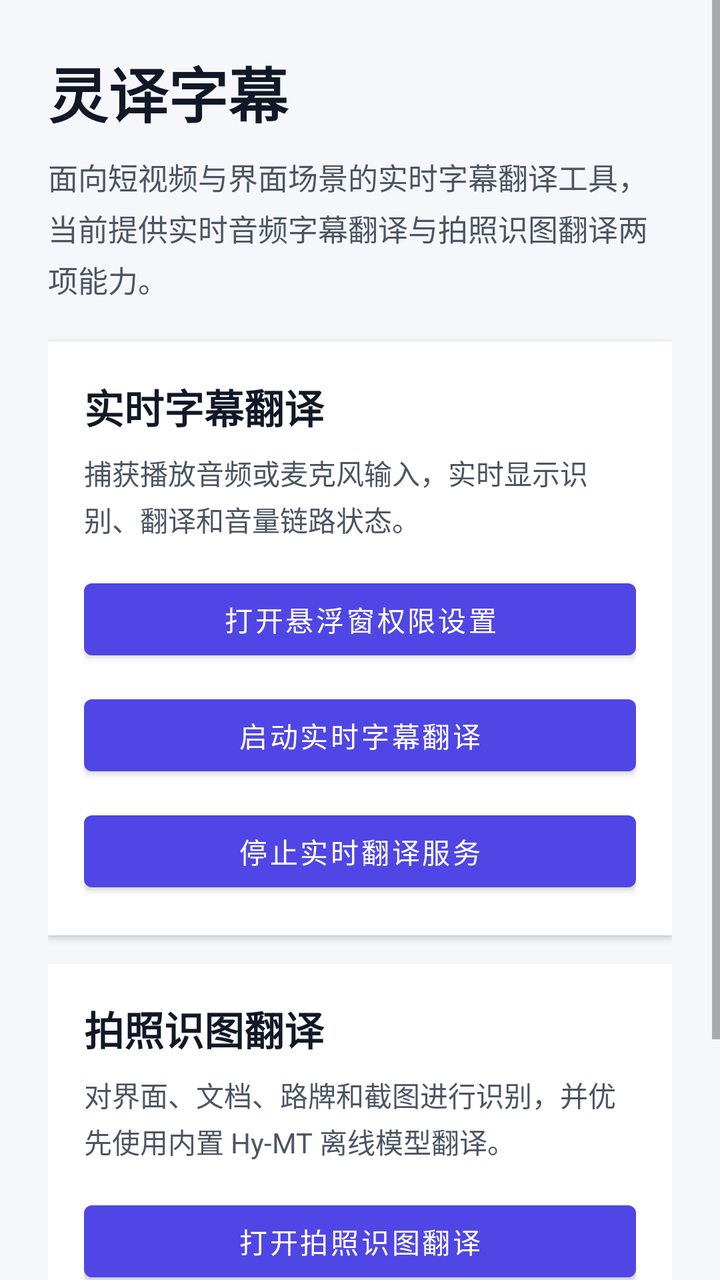
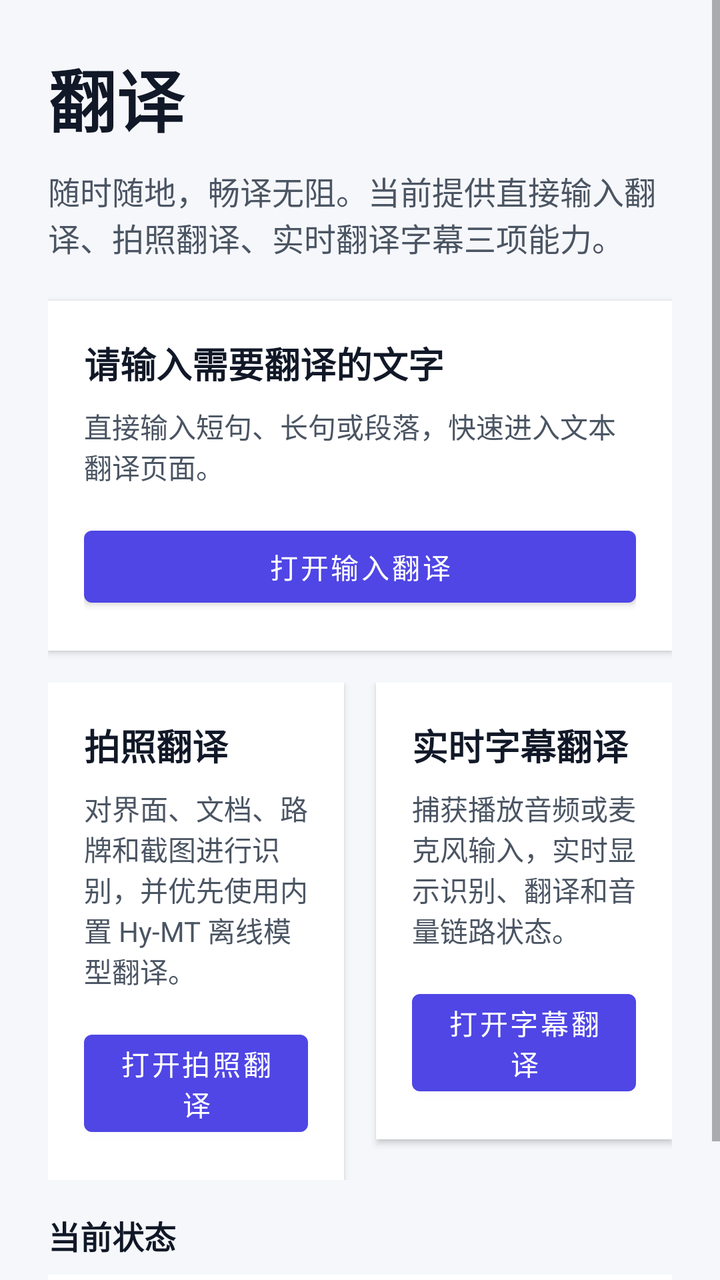

Before-and-after screenshots of an Android layout around one commit, followed by the original layout XML and the change that was made.
<!-- AndroidManifest.xml: application theme Theme.Fanyiapp -->
<!-- res/layout/activity_main.xml -->
<?xml version="1.0" encoding="utf-8"?>
<ScrollView xmlns:android="http://schemas.android.com/apk/res/android"
    android:layout_width="match_parent"
    android:layout_height="match_parent"
    android:background="@color/surface_background"
    android:fillViewport="true">

    <LinearLayout
        android:layout_width="match_parent"
        android:layout_height="wrap_content"
        android:orientation="vertical"
        android:padding="24dp">

        <TextView
            android:id="@+id/titleText"
            android:layout_width="match_parent"
            android:layout_height="wrap_content"
            android:text="@string/main_title"
            android:textColor="@color/text_primary"
            android:textSize="30sp"
            android:textStyle="bold" />

        <TextView
            android:layout_width="match_parent"
            android:layout_height="wrap_content"
            android:layout_marginTop="10dp"
            android:layout_marginBottom="20dp"
            android:lineSpacingExtra="4dp"
            android:text="@string/main_subtitle"
            android:textColor="@color/text_secondary"
            android:textSize="15sp" />

        <LinearLayout
            android:layout_width="match_parent"
            android:layout_height="wrap_content"
            android:layout_marginBottom="14dp"
            android:background="@android:color/white"
            android:elevation="2dp"
            android:orientation="vertical"
            android:padding="18dp">

            <TextView
                android:layout_width="match_parent"
                android:layout_height="wrap_content"
                android:text="@string/main_feature_live_title"
                android:textColor="@color/text_primary"
                android:textSize="20sp"
                android:textStyle="bold" />

            <TextView
                android:layout_width="match_parent"
                android:layout_height="wrap_content"
                android:layout_marginTop="8dp"
                android:lineSpacingExtra="3dp"
                android:text="@string/main_feature_live_desc"
                android:textColor="@color/text_secondary"
                android:textSize="14sp" />

            <Button
                android:id="@+id/overlayButton"
                android:layout_width="match_parent"
                android:layout_height="wrap_content"
                android:layout_marginTop="16dp"
                android:text="@string/main_action_overlay"
                android:textAllCaps="false" />

            <Button
                android:id="@+id/startButton"
                android:layout_width="match_parent"
                android:layout_height="wrap_content"
                android:layout_marginTop="10dp"
                android:text="@string/main_action_start"
                android:textAllCaps="false" />

            <Button
                android:id="@+id/stopButton"
                android:layout_width="match_parent"
                android:layout_height="wrap_content"
                android:layout_marginTop="10dp"
                android:text="@string/main_action_stop"
                android:textAllCaps="false" />
        </LinearLayout>

        <LinearLayout
            android:layout_width="match_parent"
            android:layout_height="wrap_content"
            android:layout_marginBottom="14dp"
            android:background="@android:color/white"
            android:elevation="2dp"
            android:orientation="vertical"
            android:padding="18dp">

            <TextView
                android:layout_width="match_parent"
                android:layout_height="wrap_content"
                android:text="@string/main_feature_image_title"
                android:textColor="@color/text_primary"
                android:textSize="20sp"
                android:textStyle="bold" />

            <TextView
                android:layout_width="match_parent"
                android:layout_height="wrap_content"
                android:layout_marginTop="8dp"
                android:lineSpacingExtra="3dp"
                android:text="@string/main_feature_image_desc"
                android:textColor="@color/text_secondary"
                android:textSize="14sp" />

            <Button
                android:id="@+id/imageTranslateButton"
                android:layout_width="match_parent"
                android:layout_height="wrap_content"
                android:layout_marginTop="16dp"
                android:text="@string/main_action_image"
                android:textAllCaps="false" />
        </LinearLayout>

        <TextView
            android:layout_width="match_parent"
            android:layout_height="wrap_content"
            android:layout_marginBottom="8dp"
            android:text="@string/main_status_label"
            android:textColor="@color/text_primary"
            android:textSize="16sp"
            android:textStyle="bold" />

        <TextView
            android:id="@+id/statusText"
            android:layout_width="match_parent"
            android:layout_height="wrap_content"
            android:background="@android:color/white"
            android:lineSpacingExtra="3dp"
            android:padding="18dp"
            android:textColor="@color/text_secondary"
            android:textSize="15sp" />

    </LinearLayout>
</ScrollView>
<!-- resources referenced by this layout -->
<resources>
  <color name="surface_background">#F6F7FB</color>
  <color name="text_primary">#111827</color>
  <color name="text_secondary">#4B5563</color>
  <string name="main_action_image">打开拍照识图翻译</string>
  <string name="main_action_overlay">打开悬浮窗权限设置</string>
  <string name="main_action_start">启动实时字幕翻译</string>
  <string name="main_action_stop">停止实时翻译服务</string>
  <string name="main_feature_image_desc">对界面、文档、路牌和截图进行识别，并优先使用内置 Hy-MT 离线模型翻译。</string>
  <string name="main_feature_image_title">拍照识图翻译</string>
  <string name="main_feature_live_desc">捕获播放音频或麦克风输入，实时显示识别、翻译和音量链路状态。</string>
  <string name="main_feature_live_title">实时字幕翻译</string>
  <string name="main_status_label">当前状态</string>
  <string name="main_subtitle">面向短视频与界面场景的实时字幕翻译工具，当前提供实时音频字幕翻译与拍照识图翻译两项能力。</string>
  <string name="main_title">灵译字幕</string>
  <style name="Theme.Fanyiapp" parent="Theme.MaterialComponents.DayNight.NoActionBar">
          <item name="colorPrimary">@color/brand_primary</item>
          <item name="colorPrimaryVariant">@color/brand_primary_dark</item>
          <item name="colorOnPrimary">@android:color/white</item>
          <item name="colorSecondary">@color/brand_accent</item>
          <item name="colorOnSecondary">@android:color/white</item>
          <item name="colorSurface">@color/surface_card</item>
          <item name="android:windowBackground">@color/surface_background</item>
          <item name="android:statusBarColor" tools:targetApi="l">@color/brand_primary_dark</item>
          <item name="android:navigationBarColor">@color/surface_background</item>
          <item name="android:windowLightStatusBar" tools:targetApi="m">false</item>
      </style>
  <color name="brand_primary">#4F46E5</color>
  <color name="brand_primary_dark">#3730A3</color>
  <color name="brand_accent">#14B8A6</color>
  <color name="surface_card">#FFFFFFFF</color>
</resources>

<!-- the commit's change to res/layout/activity_main.xml (unified diff, before → after) -->
@@ -12,12 +12,11 @@
         android:padding="24dp">
 
         <TextView
-            android:id="@+id/titleText"
             android:layout_width="match_parent"
             android:layout_height="wrap_content"
             android:text="@string/main_title"
             android:textColor="@color/text_primary"
-            android:textSize="30sp"
+            android:textSize="34sp"
             android:textStyle="bold" />
 
         <TextView
@@ -25,15 +24,14 @@
             android:layout_height="wrap_content"
             android:layout_marginTop="10dp"
             android:layout_marginBottom="20dp"
-            android:lineSpacingExtra="4dp"
             android:text="@string/main_subtitle"
             android:textColor="@color/text_secondary"
-            android:textSize="15sp" />
+            android:textSize="16sp" />
 
         <LinearLayout
             android:layout_width="match_parent"
             android:layout_height="wrap_content"
-            android:layout_marginBottom="14dp"
+            android:layout_marginBottom="16dp"
             android:background="@android:color/white"
             android:elevation="2dp"
             android:orientation="vertical"
@@ -42,78 +40,104 @@
             <TextView
                 android:layout_width="match_parent"
                 android:layout_height="wrap_content"
-                android:text="@string/main_feature_live_title"
+                android:text="@string/main_input_card_title"
                 android:textColor="@color/text_primary"
-                android:textSize="20sp"
+                android:textSize="18sp"
                 android:textStyle="bold" />
 
             <TextView
                 android:layout_width="match_parent"
                 android:layout_height="wrap_content"
                 android:layout_marginTop="8dp"
-                android:lineSpacingExtra="3dp"
-                android:text="@string/main_feature_live_desc"
+                android:text="@string/main_input_card_desc"
                 android:textColor="@color/text_secondary"
                 android:textSize="14sp" />
 
             <Button
-                android:id="@+id/overlayButton"
+                android:id="@+id/textTranslateButton"
                 android:layout_width="match_parent"
                 android:layout_height="wrap_content"
                 android:layout_marginTop="16dp"
-                android:text="@string/main_action_overlay"
-                android:textAllCaps="false" />
-
-            <Button
-                android:id="@+id/startButton"
-                android:layout_width="match_parent"
-                android:layout_height="wrap_content"
-                android:layout_marginTop="10dp"
-                android:text="@string/main_action_start"
-                android:textAllCaps="false" />
-
-            <Button
-                android:id="@+id/stopButton"
-                android:layout_width="match_parent"
-                android:layout_height="wrap_content"
-                android:layout_marginTop="10dp"
-                android:text="@string/main_action_stop"
+                android:text="@string/main_action_text"
                 android:textAllCaps="false" />
         </LinearLayout>
 
         <LinearLayout
             android:layout_width="match_parent"
             android:layout_height="wrap_content"
-            android:layout_marginBottom="14dp"
-            android:background="@android:color/white"
-            android:elevation="2dp"
-            android:orientation="vertical"
-            android:padding="18dp">
+            android:layout_marginBottom="16dp"
+            android:orientation="horizontal"
+            android:weightSum="2">
 
-            <TextView
-                android:layout_width="match_parent"
+            <LinearLayout
+                android:layout_width="0dp"
                 android:layout_height="wrap_content"
-                android:text="@string/main_feature_image_title"
-                android:textColor="@color/text_primary"
-                android:textSize="20sp"
-                android:textStyle="bold" />
+                android:layout_weight="1"
+                android:layout_marginEnd="8dp"
+                android:background="@android:color/white"
+                android:elevation="2dp"
+                android:orientation="vertical"
+                android:padding="18dp">
 
-            <TextView
-                android:layout_width="match_parent"
+                <TextView
+                    android:layout_width="match_parent"
+                    android:layout_height="wrap_content"
+                    android:text="@string/main_feature_image_title"
+                    android:textColor="@color/text_primary"
+                    android:textSize="18sp"
+                    android:textStyle="bold" />
+
+                <TextView
+                    android:layout_width="match_parent"
+                    android:layout_height="wrap_content"
+                    android:layout_marginTop="8dp"
+                    android:text="@string/main_feature_image_desc"
+                    android:textColor="@color/text_secondary"
+                    android:textSize="14sp" />
+
+                <Button
+                    android:id="@+id/imageTranslateButton"
+                    android:layout_width="match_parent"
+                    android:layout_height="wrap_content"
+                    android:layout_marginTop="16dp"
+                    android:text="@string/main_action_image"
+                    android:textAllCaps="false" />
+            </LinearLayout>
+
+            <LinearLayout
+                android:layout_width="0dp"
                 android:layout_height="wrap_content"
-                android:layout_marginTop="8dp"
-                android:lineSpacingExtra="3dp"
-                android:text="@string/main_feature_image_desc"
-                android:textColor="@color/text_secondary"
-                android:textSize="14sp" />
+                android:layout_weight="1"
+                android:layout_marginStart="8dp"
+                android:background="@android:color/white"
+                android:elevation="2dp"
+                android:orientation="vertical"
+                android:padding="18dp">
 
-            <Button
-                android:id="@+id/imageTranslateButton"
-                android:layout_width="match_parent"
-                android:layout_height="wrap_content"
-                android:layout_marginTop="16dp"
-                android:text="@string/main_action_image"
-                android:textAllCaps="false" />
+                <TextView
+                    android:layout_width="match_parent"
+                    android:layout_height="wrap_content"
+                    android:text="@string/main_feature_live_title"
+                    android:textColor="@color/text_primary"
+                    android:textSize="18sp"
+                    android:textStyle="bold" />
+
+                <TextView
+                    android:layout_width="match_parent"
+                    android:layout_height="wrap_content"
+                    android:layout_marginTop="8dp"
+                    android:text="@string/main_feature_live_desc"
+                    android:textColor="@color/text_secondary"
+                    android:textSize="14sp" />
+
+                <Button
+                    android:id="@+id/subtitleTranslateButton"
+                    android:layout_width="match_parent"
+                    android:layout_height="wrap_content"
+                    android:layout_marginTop="16dp"
+                    android:text="@string/main_action_subtitle"
+                    android:textAllCaps="false" />
+            </LinearLayout>
         </LinearLayout>
 
         <TextView
<!-- resource entries referenced after the edit -->
@@ -3,17 +3,18 @@
   <color name="surface_background">#F6F7FB</color>
   <color name="text_primary">#111827</color>
   <color name="text_secondary">#4B5563</color>
-  <string name="main_action_image">打开拍照识图翻译</string>
-  <string name="main_action_overlay">打开悬浮窗权限设置</string>
-  <string name="main_action_start">启动实时字幕翻译</string>
-  <string name="main_action_stop">停止实时翻译服务</string>
+  <string name="main_action_image">打开拍照翻译</string>
+  <string name="main_action_subtitle">打开字幕翻译</string>
+  <string name="main_action_text">打开输入翻译</string>
   <string name="main_feature_image_desc">对界面、文档、路牌和截图进行识别，并优先使用内置 Hy-MT 离线模型翻译。</string>
-  <string name="main_feature_image_title">拍照识图翻译</string>
+  <string name="main_feature_image_title">拍照翻译</string>
   <string name="main_feature_live_desc">捕获播放音频或麦克风输入，实时显示识别、翻译和音量链路状态。</string>
   <string name="main_feature_live_title">实时字幕翻译</string>
+  <string name="main_input_card_desc">直接输入短句、长句或段落，快速进入文本翻译页面。</string>
+  <string name="main_input_card_title">请输入需要翻译的文字</string>
   <string name="main_status_label">当前状态</string>
-  <string name="main_subtitle">面向短视频与界面场景的实时字幕翻译工具，当前提供实时音频字幕翻译与拍照识图翻译两项能力。</string>
-  <string name="main_title">灵译字幕</string>
+  <string name="main_subtitle">随时随地，畅译无阻。当前提供直接输入翻译、拍照翻译、实时翻译字幕三项能力。</string>
+  <string name="main_title">翻译</string>
   <style name="Theme.Fanyiapp" parent="Theme.MaterialComponents.DayNight.NoActionBar">
           <item name="colorPrimary">@color/brand_primary</item>
           <item name="colorPrimaryVariant">@color/brand_primary_dark</item>
